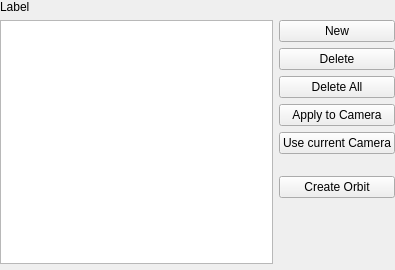
Above: Qt/Components/Resources/UI/pqKeyFrameEditor.ui from Kitware/ParaView before the change. Below: the same form after it.
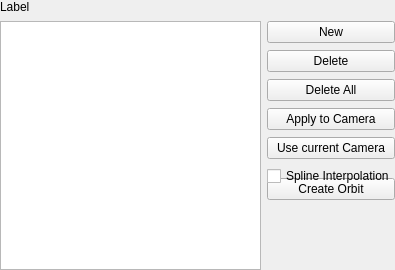
That is the form after the change.

Commit message:
Animation: merge spline and linear camera animation modes
  * only one "interpolate cameras" mode.
  * spline/linear can be toggled in the key frame editor

```diff
--- a/Qt/Components/Resources/UI/pqKeyFrameEditor.ui
+++ b/Qt/Components/Resources/UI/pqKeyFrameEditor.ui
@@ -29,7 +29,7 @@
     <number>6</number>
    </property>
    <property name="verticalSpacing" >
-    <number>6</number>
+    <number>7</number>
    </property>
    <item row="0" column="0" colspan="2" >
     <widget class="QLabel" name="label" >
@@ -38,7 +38,7 @@
      </property>
     </widget>
    </item>
-   <item rowspan="6" row="1" column="0" >
+   <item rowspan="7" row="1" column="0" >
     <widget class="QTableView" name="tableView" >
      <property name="selectionMode" >
       <enum>QAbstractItemView::SingleSelection</enum>
@@ -109,6 +109,16 @@
     </widget>
    </item>
    <item row="6" column="1" >
+    <widget class="QCheckBox" name="pbUseSpline" >
+     <property name="text" >
+      <string>Spline Interpolation</string>
+     </property>
+     <property name="toolTip" >
+      <string>Use spline interpolation for this cue</string>
+     </property>
+    </widget>
+    </item>
+   <item row="7" column="1" >
     <spacer>
      <property name="orientation" >
       <enum>Qt::Vertical</enum>
```
The commit also changes 4 other files.
